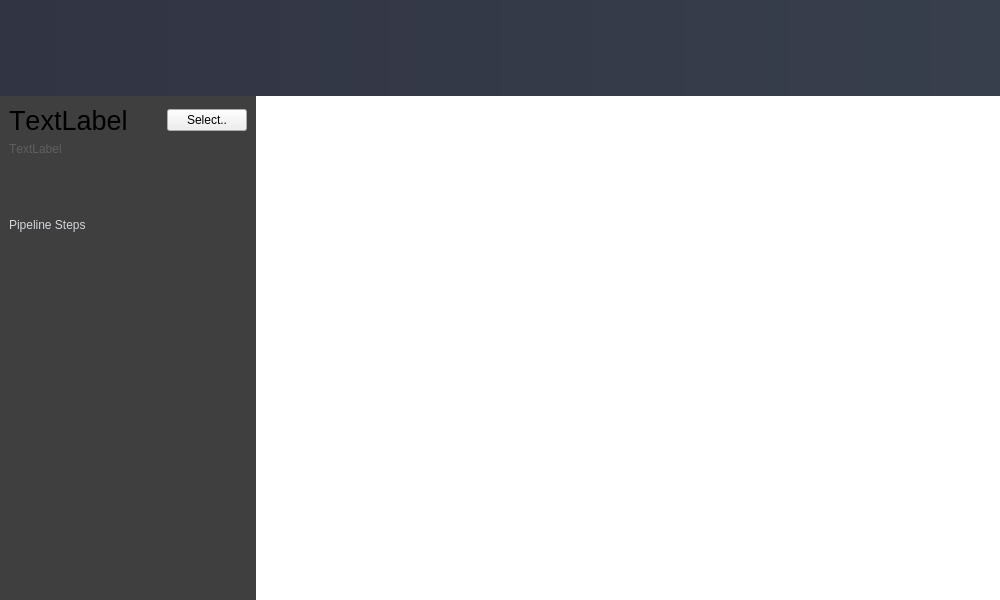
First picture: the form in src/ui/mainwindow.ui, repository freegroup/HoruCNC, before the edit.
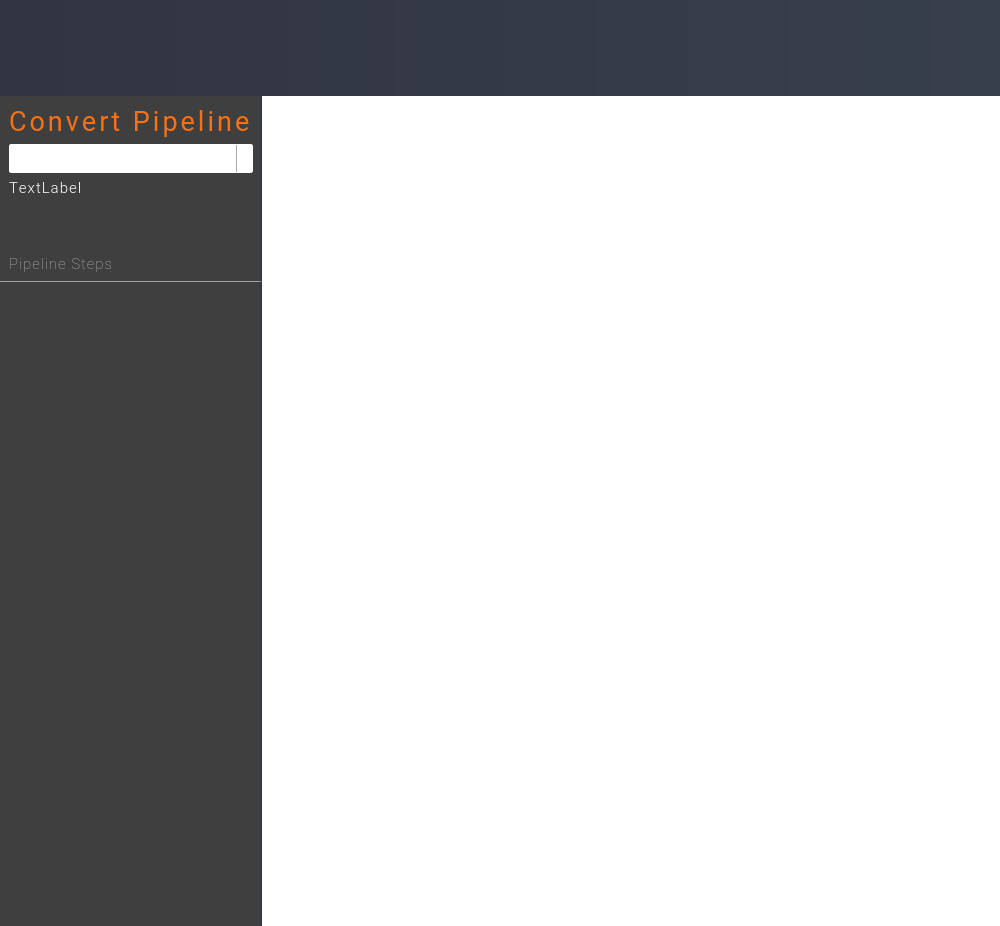
Second picture: the form after the edit. Icons and pictures are not drawn.

The edit to the form file:
```diff
--- a/src/ui/mainwindow.ui
+++ b/src/ui/mainwindow.ui
@@ -7,7 +7,7 @@
     <x>0</x>
     <y>0</y>
     <width>1000</width>
-    <height>600</height>
+    <height>926</height>
    </rect>
   </property>
   <property name="minimumSize">
@@ -72,7 +72,7 @@
         <number>0</number>
        </property>
        <property name="leftMargin">
-        <number>0</number>
+        <number>10</number>
        </property>
        <property name="topMargin">
         <number>0</number>
@@ -84,99 +84,15 @@
         <number>0</number>
        </property>
        <item>
-        <widget class="QFrame" name="frame_pipelineselect">
-         <property name="sizePolicy">
-          <sizepolicy hsizetype="Preferred" vsizetype="Expanding">
-           <horstretch>0</horstretch>
-           <verstretch>0</verstretch>
-          </sizepolicy>
-         </property>
-         <property name="minimumSize">
-          <size>
-           <width>0</width>
-           <height>0</height>
-          </size>
-         </property>
-         <property name="maximumSize">
-          <size>
-           <width>5000000</width>
-           <height>5000000</height>
-          </size>
-         </property>
+        <widget class="QLabel" name="label_4">
          <property name="styleSheet">
-          <string notr="true">background: transparent;</string>
-         </property>
-         <property name="frameShape">
-          <enum>QFrame::NoFrame</enum>
-         </property>
-         <property name="frameShadow">
-          <enum>QFrame::Plain</enum>
-         </property>
-         <property name="lineWidth">
-          <number>0</number>
-         </property>
-         <layout class="QHBoxLayout" name="horizontalLayout_3">
-          <property name="spacing">
-           <number>0</number>
-          </property>
-          <property name="leftMargin">
-           <number>10</number>
-          </property>
-          <property name="topMargin">
-           <number>0</number>
-          </property>
-          <property name="rightMargin">
-           <number>0</number>
-          </property>
-          <property name="bottomMargin">
-           <number>0</number>
-          </property>
-          <item>
-           <widget class="QLabel" name="label_4">
-            <property name="styleSheet">
-             <string notr="true">background-image: url(:/all/icons/logo.png);
+          <string notr="true">background-image: url(:/all/icons/logo.png);
   background-repeat: no-repeat;
  background-position: top left;</string>
-            </property>
-            <property name="text">
-             <string/>
-            </property>
-           </widget>
-          </item>
-          <item>
-           <widget class="QFrame" name="frame_text">
-            <property name="styleSheet">
-             <string notr="true">
-QLabel {
-   color: white;
-}</string>
-            </property>
-            <property name="frameShape">
-             <enum>QFrame::NoFrame</enum>
-            </property>
-            <property name="frameShadow">
-             <enum>QFrame::Raised</enum>
-            </property>
-            <layout class="QVBoxLayout" name="verticalLayout_2">
-             <property name="spacing">
-              <number>0</number>
-             </property>
-             <property name="leftMargin">
-              <number>30</number>
-             </property>
-             <property name="topMargin">
-              <number>0</number>
-             </property>
-             <property name="rightMargin">
-              <number>0</number>
-             </property>
-             <property name="bottomMargin">
-              <number>0</number>
-             </property>
-            </layout>
-           </widget>
-          </item>
-         </layout>
+         </property>
+         <property name="text">
+          <string/>
+         </property>
         </widget>
        </item>
       </layout>
@@ -233,7 +149,9 @@
           <string notr="true">background-color: qlineargradient(spread:pad, x1:0, y1:0, x2:0.3, y2:1, 
      stop:0 rgb(68, 76, 93), 
      stop:0.7 rgb(69, 76, 93), 
-     stop:1 rgb(42, 47, 55));</string>
+     stop:1 rgb(42, 47, 55));
+
+border-right:2px solid rgb(52, 57, 71); </string>
          </property>
          <property name="frameShape">
           <enum>QFrame::NoFrame</enum>
@@ -243,7 +161,7 @@
          </property>
          <layout class="QVBoxLayout" name="verticalLayout_3">
           <property name="spacing">
-           <number>0</number>
+           <number>10</number>
           </property>
           <property name="leftMargin">
            <number>0</number>
@@ -258,7 +176,7 @@
            <number>0</number>
           </property>
           <item>
-           <widget class="QWidget" name="widget" native="true">
+           <widget class="QWidget" name="frame_pipeline_header" native="true">
             <property name="sizePolicy">
              <sizepolicy hsizetype="Minimum" vsizetype="Minimum">
               <horstretch>0</horstretch>
@@ -266,81 +184,95 @@
              </sizepolicy>
             </property>
             <property name="styleSheet">
-             <string notr="true">background: none;
+             <string notr="true">QWidget {
+  background: none;
+  border-bottom:1px solid rgb(159, 160, 168);
+}
 </string>
             </property>
             <layout class="QVBoxLayout" name="verticalLayout_4">
              <item>
-              <widget class="QFrame" name="frame">
+              <widget class="QLabel" name="label_pipelinetitle">
+               <property name="sizePolicy">
+                <sizepolicy hsizetype="Minimum" vsizetype="Minimum">
+                 <horstretch>0</horstretch>
+                 <verstretch>0</verstretch>
+                </sizepolicy>
+               </property>
+               <property name="font">
+                <font>
+                 <family>Roboto</family>
+                 <pointsize>20</pointsize>
+                 <weight>50</weight>
+                 <italic>false</italic>
+                 <bold>false</bold>
+                 <stylestrategy>PreferAntialias</stylestrategy>
+                 <kerning>false</kerning>
+                </font>
+               </property>
                <property name="styleSheet">
-                <string notr="true">QFrame {
-  background-color:transparent;
+                <string notr="true">color:rgb(248, 113, 19);
+letter-spacing:3px;
+font-weight:400;</string>
+               </property>
+               <property name="text">
+                <string>Convert Pipeline</string>
+               </property>
+              </widget>
+             </item>
+             <item>
+              <widget class="QComboBox" name="combobox_pipelines">
+               <property name="styleSheet">
+                <string notr="true">QComboBox {
+    border: 1px solid white;
+    border-radius: 2px;
+    padding: 1px 18px 1px 3px;
+    min-width: 6em;
+    min-height:25px;
+}
+
+QComboBox:editable {
+    background: white;
+}
+
+QComboBox:!editable, QComboBox::drop-down:editable {
+     background: qlineargradient(x1: 0, y1: 0, x2: 0, y2: 1,
+                                 stop: 0 #E1E1E1, stop: 0.4 #DDDDDD,
+                                 stop: 0.5 #D8D8D8, stop: 1.0 #D3D3D3);
+}
+
+/* QComboBox gets the &quot;on&quot; state when the popup is open */
+QComboBox:!editable:on, QComboBox::drop-down:editable:on {
+    background: qlineargradient(x1: 0, y1: 0, x2: 0, y2: 1,
+                                stop: 0 #D3D3D3, stop: 0.4 #D8D8D8,
+                                stop: 0.5 #DDDDDD, stop: 1.0 #E1E1E1);
+}
+
+QComboBox:on { /* shift the text when the popup opens */
+    padding-top: 3px;
+    padding-left: 4px;
+}
+
+QComboBox::drop-down {
+    subcontrol-origin: padding;
+    subcontrol-position: top right;
+    width: 15px;
+
+    border-left-width: 1px;
+    border-left-color: darkgray;
+    border-left-style: solid; /* just a single line */
+    border-top-right-radius: 3px; /* same radius as the QComboBox */
+    border-bottom-right-radius: 3px;
+}
+
+QComboBox::down-arrow {
+}
+
+QComboBox::down-arrow:on { /* shift the arrow when popup is open */
+    top: 1px;
+    left: 1px;
 }</string>
                </property>
-               <property name="frameShape">
-                <enum>QFrame::NoFrame</enum>
-               </property>
-               <property name="frameShadow">
-                <enum>QFrame::Raised</enum>
-               </property>
-               <layout class="QHBoxLayout" name="horizontalLayout_4">
-                <property name="spacing">
-                 <number>0</number>
-                </property>
-                <property name="leftMargin">
-                 <number>0</number>
-                </property>
-                <property name="topMargin">
-                 <number>0</number>
-                </property>
-                <property name="rightMargin">
-                 <number>0</number>
-                </property>
-                <property name="bottomMargin">
-                 <number>0</number>
-                </property>
-                <item>
-                 <widget class="QLabel" name="label_pipelinetitle">
-                  <property name="sizePolicy">
-                   <sizepolicy hsizetype="Minimum" vsizetype="Minimum">
-                    <horstretch>0</horstretch>
-                    <verstretch>0</verstretch>
-                   </sizepolicy>
-                  </property>
-                  <property name="font">
-                   <font>
-                    <pointsize>20</pointsize>
-                    <weight>50</weight>
-                    <italic>false</italic>
-                    <bold>false</bold>
-                    <stylestrategy>PreferAntialias</stylestrategy>
-                    <kerning>false</kerning>
-                   </font>
-                  </property>
-                  <property name="text">
-                   <string>TextLabel</string>
-                  </property>
-                 </widget>
-                </item>
-                <item>
-                 <widget class="QPushButton" name="button_select_pipeline">
-                  <property name="maximumSize">
-                   <size>
-                    <width>80</width>
-                    <height>16777215</height>
-                   </size>
-                  </property>
-                  <property name="font">
-                   <font>
-                    <kerning>false</kerning>
-                   </font>
-                  </property>
-                  <property name="text">
-                   <string>Select..</string>
-                  </property>
-                 </widget>
-                </item>
-               </layout>
               </widget>
              </item>
              <item>
@@ -359,12 +291,21 @@
                </property>
                <property name="font">
                 <font>
+                 <family>Roboto</family>
+                 <pointsize>11</pointsize>
+                 <weight>25</weight>
+                 <bold>false</bold>
                  <kerning>false</kerning>
                 </font>
                </property>
                <property name="styleSheet">
-                <string notr="true">color: rgb(94, 95, 96);
-background-color:transparent;</string>
+                <string notr="true">QWidget{
+   color: white;
+   background-color:transparent;
+   border:none;
+   letter-spacing:1px;
+   font-weight:200;
+}</string>
                </property>
                <property name="text">
                 <string>TextLabel</string>
@@ -378,10 +319,22 @@
               </widget>
              </item>
              <item>
-              <widget class="QLabel" name="label">
+              <widget class="QLabel" name="label_pipelineheader">
+               <property name="font">
+                <font>
+                 <family>Roboto</family>
+                 <pointsize>11</pointsize>
+                 <weight>12</weight>
+                 <bold>false</bold>
+                </font>
+               </property>
                <property name="styleSheet">
                 <string notr="true">background-color: transparent;
-color: rgb(211, 215, 219)</string>
+color: rgb(182, 183, 192);
+border:none;
+font-weight:100;
+letter-spacing:1px;
+</string>
                </property>
                <property name="text">
                 <string>Pipeline Steps</string>
@@ -405,6 +358,12 @@
               <height>0</height>
              </size>
             </property>
+            <property name="font">
+             <font>
+              <family>Roboto</family>
+              <pointsize>14</pointsize>
+             </font>
+            </property>
             <property name="styleSheet">
              <string notr="true">QListView {
     show-decoration-selected: 1; /* make the selection span the entire width of the view */
@@ -412,21 +371,20 @@
 }
 
 QListView::item {
-	color: rgb(25, 25, 25);
+   color:white;
+   font-weight:100;
+   border: 1px solid transparent;
 }
 
-QListView::item:selected {
-}
 
-
 QListView::item:selected {
-    background: qlineargradient(x1: 0, y1: 0, x2: 0, y2: 1,
-                                stop: 0 rgb(233, 246, 254), stop: 1 rgb(221, 235, 243));
+   background-color:transparent;
+   color:white;
+   font-weight:900;
 }
 
 QListView::item:hover {
-    background: qlineargradient(x1: 0, y1: 0, x2: 0, y2: 1,
-                                stop: 0 rgba(233, 246, 254, 224), stop: 1 rgba(225, 239, 247, 217));
+   border: 1px solid rgba(255, 255, 255, 0.1);
 }</string>
             </property>
             <property name="frameShape">
```
